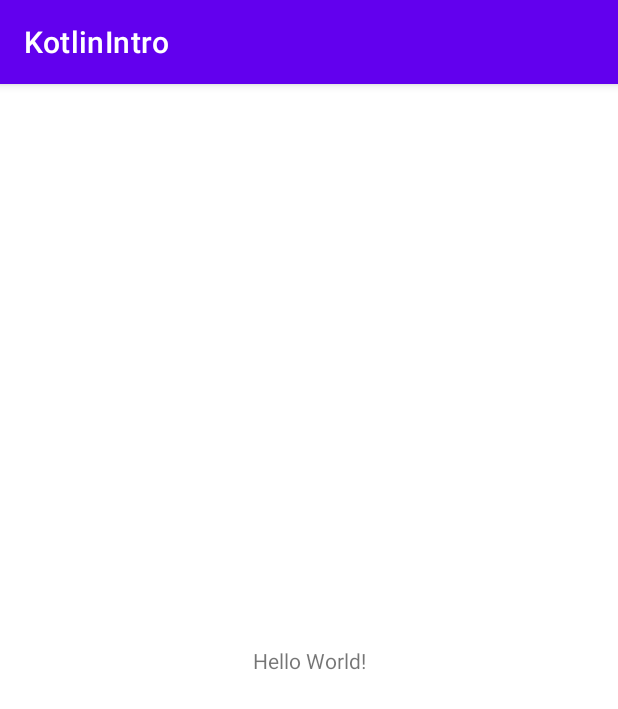
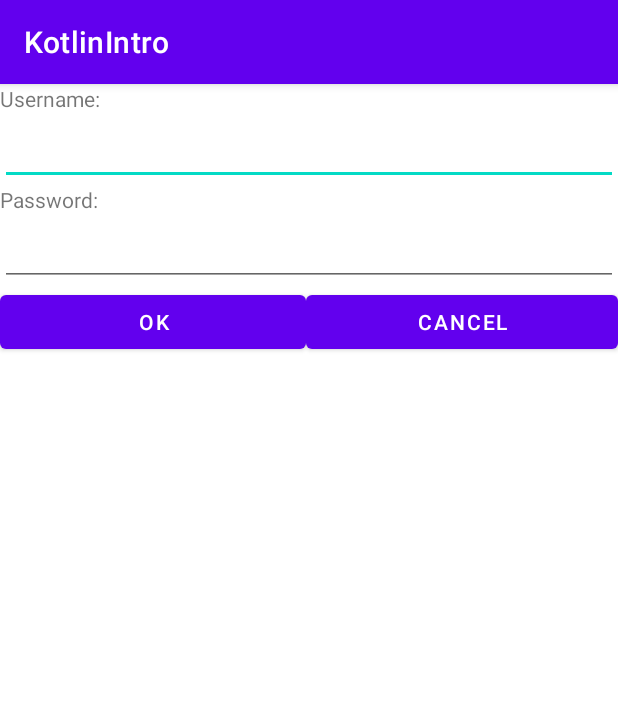
Before and after one commit to Asahel-code/android-kotlin-intro, an Android app: the screen it shows after launch (MainActivity), on a phone screen of 412 x 824 dp. Shown: the top 709 px of the screen. Run offline under Robolectric (Android 15) with nearby library versions, the phone set to English and light mode, and no system bars.

Commit message:
second commit

```diff
--- a/app/src/main/AndroidManifest.xml
+++ b/app/src/main/AndroidManifest.xml
@@ -10,6 +10,9 @@
         android:supportsRtl="true"
         android:theme="@style/Theme.KotlinIntro">
         <activity
+            android:name=".ProfileActivity"
+            android:exported="true" />
+        <activity
             android:name=".MainActivity"
             android:exported="true">
             <intent-filter>
--- a/app/src/main/res/layout/activity_main.xml
+++ b/app/src/main/res/layout/activity_main.xml
@@ -1,18 +1,59 @@
 <?xml version="1.0" encoding="utf-8"?>
-<androidx.constraintlayout.widget.ConstraintLayout xmlns:android="http://schemas.android.com/apk/res/android"
+<LinearLayout xmlns:android="http://schemas.android.com/apk/res/android"
     xmlns:app="http://schemas.android.com/apk/res-auto"
     xmlns:tools="http://schemas.android.com/tools"
     android:layout_width="match_parent"
     android:layout_height="match_parent"
-    tools:context=".MainActivity">
+    android:orientation="vertical"
+    tools:context=".MainActivity" >
 
     <TextView
-        android:layout_width="wrap_content"
+        android:id="@+id/textView3"
+        android:layout_width="match_parent"
         android:layout_height="wrap_content"
-        android:text="Hello World!"
-        app:layout_constraintBottom_toBottomOf="parent"
-        app:layout_constraintLeft_toLeftOf="parent"
-        app:layout_constraintRight_toRightOf="parent"
-        app:layout_constraintTop_toTopOf="parent" />
+        android:text="@string/userName" />
 
-</androidx.constraintlayout.widget.ConstraintLayout>
+    <EditText
+        android:id="@+id/editTextTextPersonName"
+        android:layout_width="match_parent"
+        android:layout_height="wrap_content"
+        android:ems="10"
+        android:inputType="textPersonName"
+        android:minHeight="48dp"
+        tools:ignore="SpeakableTextPresentCheck" />
+
+    <TextView
+        android:id="@+id/textView4"
+        android:layout_width="match_parent"
+        android:layout_height="wrap_content"
+        android:text="@string/password" />
+
+    <EditText
+        android:id="@+id/editTextTextPassword"
+        android:layout_width="match_parent"
+        android:layout_height="wrap_content"
+        android:ems="10"
+        android:inputType="textPassword"
+        android:minHeight="48dp"
+        tools:ignore="SpeakableTextPresentCheck" />
+
+    <LinearLayout
+        android:layout_width="match_parent"
+        android:layout_height="wrap_content"
+        android:orientation="horizontal">
+
+        <Button
+            android:id="@+id/button2"
+            android:layout_width="wrap_content"
+            android:layout_height="wrap_content"
+            android:layout_weight="1"
+            android:text="@string/btn_ok" />
+
+        <Button
+            android:id="@+id/button3"
+            android:layout_width="wrap_content"
+            android:layout_height="wrap_content"
+            android:layout_weight="1"
+            android:text="@string/btn_cancel" />
+    </LinearLayout>
+</LinearLayout>
--- a/app/src/main/res/values/strings.xml
+++ b/app/src/main/res/values/strings.xml
@@ -1,3 +1,10 @@
 <resources>
     <string name="app_name">KotlinIntro</string>
+    <string name="p_name">Asahel Enock Kigen</string>
+    <string name="status">Student</string>
+    <string name="btn_more">More</string>
+    <string name="userName">Username:</string>
+    <string name="password">Password:</string>
+    <string name="btn_ok">Ok</string>
+    <string name="btn_cancel">Cancel</string>
 </resources>
```
Also changed, not shown: app/src/main/java/com/example/kotlinintro/ProfileActivity.kt (added, +11 -0 lines), app/src/main/res/layout/activity_profile.xml (added, +75 -0 lines).
